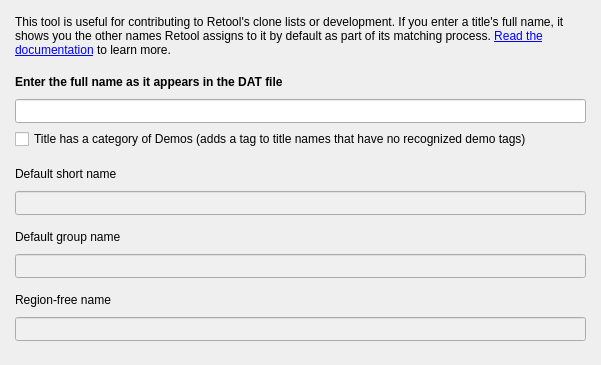
Above: qt_source/retool-clone-list-name.ui from unexpectedpanda/retool before the change. Below: the same form after it.
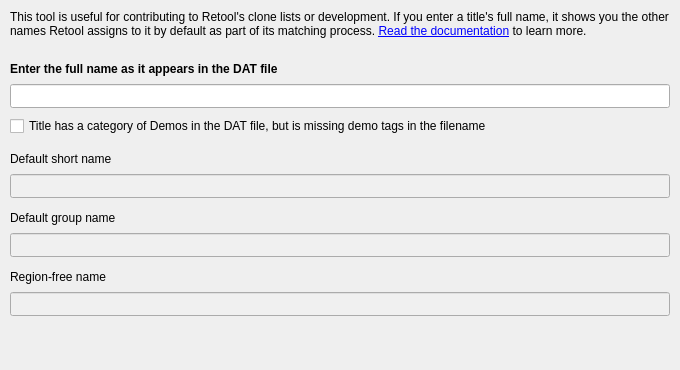
That is the form after the change. Icons and pictures are not drawn. Custom widgets are drawn as their Qt base class.

What changed in the file:
```diff
--- a/qt_source/retool-clone-list-name.ui
+++ b/qt_source/retool-clone-list-name.ui
@@ -6,8 +6,8 @@
    <rect>
     <x>0</x>
     <y>0</y>
-    <width>601</width>
-    <height>365</height>
+    <width>680</width>
+    <height>370</height>
    </rect>
   </property>
   <property name="sizePolicy">
@@ -18,20 +18,18 @@
   </property>
   <property name="minimumSize">
    <size>
-    <width>601</width>
-    <height>350</height>
+    <width>680</width>
+    <height>370</height>
    </size>
   </property>
   <property name="maximumSize">
    <size>
-    <width>601</width>
-    <height>365</height>
+    <width>680</width>
+    <height>370</height>
    </size>
   </property>
   <property name="font">
-   <font>
-    <family>Segoe UI</family>
-   </font>
+   <font/>
   </property>
   <property name="windowTitle">
    <string>Title tool</string>
@@ -44,28 +42,50 @@
    <locale language="English" country="UnitedStates"/>
   </property>
   <widget class="QWidget" name="centralwidget">
+   <property name="sizePolicy">
+    <sizepolicy hsizetype="Preferred" vsizetype="Preferred">
+     <horstretch>0</horstretch>
+     <verstretch>0</verstretch>
+    </sizepolicy>
+   </property>
    <layout class="QVBoxLayout" name="verticalLayout">
+    <property name="spacing">
+     <number>8</number>
+    </property>
     <property name="leftMargin">
-     <number>15</number>
+     <number>10</number>
     </property>
     <property name="topMargin">
-     <number>15</number>
+     <number>10</number>
     </property>
     <property name="rightMargin">
-     <number>15</number>
+     <number>10</number>
     </property>
     <item>
      <widget class="QLabel" name="labelContribute">
+      <property name="sizePolicy">
+       <sizepolicy hsizetype="Preferred" vsizetype="Preferred">
+        <horstretch>0</horstretch>
+        <verstretch>0</verstretch>
+       </sizepolicy>
+      </property>
       <property name="minimumSize">
        <size>
         <width>0</width>
         <height>36</height>
        </size>
       </property>
+      <property name="maximumSize">
+       <size>
+        <width>16777215</width>
+        <height>16777215</height>
+       </size>
+      </property>
       <property name="font">
-       <font>
-        <family>Segoe UI</family>
-       </font>
+       <font/>
+      </property>
+      <property name="lineWidth">
+       <number>0</number>
       </property>
       <property name="text">
        <string>&lt;html&gt;&lt;head/&gt;&lt;body&gt;&lt;p&gt;This tool is useful for contributing to Retool's clone lists or development. If you enter a title's full name, it shows you the other names Retool assigns to it by default as part of its matching process. &lt;a href=&quot;https://unexpectedpanda.github.io/retool/naming-system/&quot;&gt;&lt;span style=&quot; text-decoration: underline; color:#0000ff;&quot;&gt;Read the documentation&lt;/span&gt;&lt;/a&gt; to learn more.&lt;/p&gt;&lt;/body&gt;&lt;/html&gt;</string>
@@ -105,9 +125,14 @@
     </item>
     <item>
      <widget class="QLabel" name="labelEnterName">
+      <property name="sizePolicy">
+       <sizepolicy hsizetype="Preferred" vsizetype="Fixed">
+        <horstretch>0</horstretch>
+        <verstretch>0</verstretch>
+       </sizepolicy>
+      </property>
       <property name="font">
        <font>
-        <family>Segoe UI</family>
         <bold>true</bold>
        </font>
       </property>
@@ -129,7 +154,7 @@
     <item>
      <widget class="QCheckBox" name="checkBoxDemos">
       <property name="text">
-       <string>Title has a category of Demos (adds a tag to title names that have no recognized demo tags)</string>
+       <string>Title has a category of Demos in the DAT file, but is missing demo tags in the filename</string>
       </property>
      </widget>
     </item>
@@ -151,9 +176,14 @@
     </item>
     <item>
      <widget class="QLabel" name="labelShortName">
+      <property name="sizePolicy">
+       <sizepolicy hsizetype="Preferred" vsizetype="Fixed">
+        <horstretch>0</horstretch>
+        <verstretch>0</verstretch>
+       </sizepolicy>
+      </property>
       <property name="font">
        <font>
-        <family>Segoe UI</family>
         <bold>false</bold>
        </font>
       </property>
@@ -236,9 +266,14 @@
     </item>
     <item>
      <widget class="QLabel" name="labelGroupName">
+      <property name="sizePolicy">
+       <sizepolicy hsizetype="Preferred" vsizetype="Fixed">
+        <horstretch>0</horstretch>
+        <verstretch>0</verstretch>
+       </sizepolicy>
+      </property>
       <property name="font">
        <font>
-        <family>Segoe UI</family>
         <bold>false</bold>
        </font>
       </property>
@@ -315,9 +350,14 @@
     </item>
     <item>
      <widget class="QLabel" name="labelRegionFreeName">
+      <property name="sizePolicy">
+       <sizepolicy hsizetype="Preferred" vsizetype="Fixed">
+        <horstretch>0</horstretch>
+        <verstretch>0</verstretch>
+       </sizepolicy>
+      </property>
       <property name="font">
        <font>
-        <family>Segoe UI</family>
         <bold>false</bold>
        </font>
       </property>
@@ -382,7 +422,7 @@
        <enum>Qt::Orientation::Vertical</enum>
       </property>
       <property name="sizeType">
-       <enum>QSizePolicy::Policy::Fixed</enum>
+       <enum>QSizePolicy::Policy::Expanding</enum>
       </property>
       <property name="sizeHint" stdset="0">
        <size>
```
